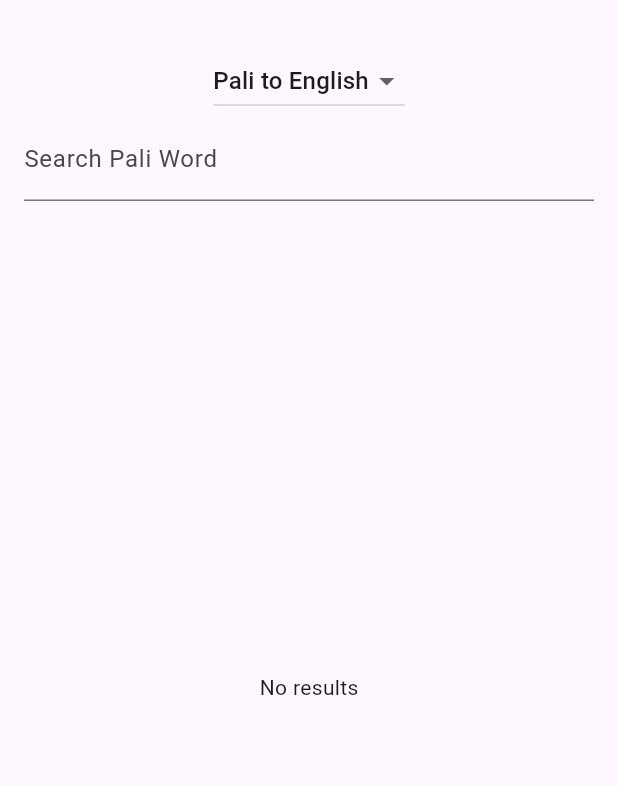
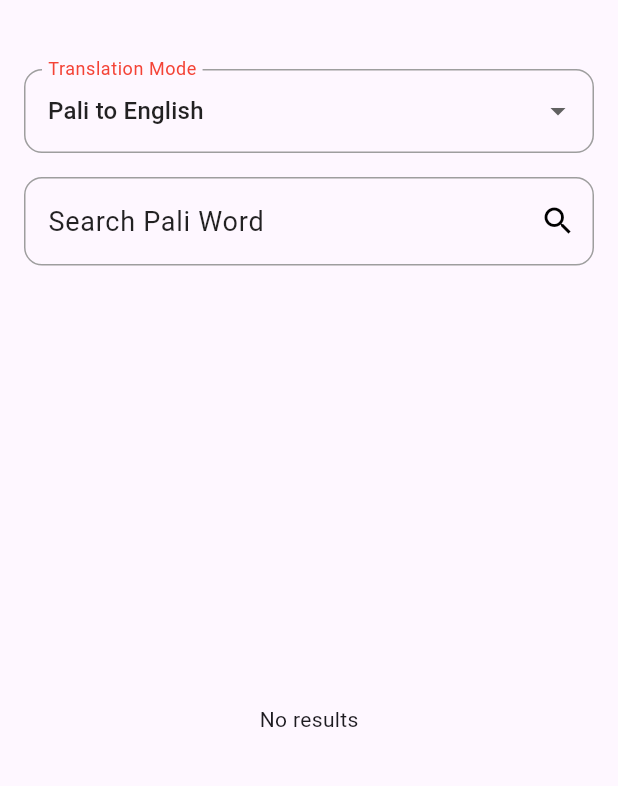
Before and after one commit to trgpnt/pali_dict_app, a Flutter app: the screen it shows after launch, on a phone screen of 412 x 824 dp, the part 63-849 px from its top. Run offline on Flutter 3.47's test engine with Material 3 defaults, Android fonts, the phone set to English and light mode, and no system bars.

Commit message:
Running app, a bit styling

```diff
--- a/lib/dictionary_app.dart
+++ b/lib/dictionary_app.dart
@@ -102,7 +102,9 @@ class _DictionaryAppState extends State<DictionaryApp> {
 
   @override
   Widget build(BuildContext context) {
-    return Scaffold(
+    return Container(
+      color: Colors.yellow, // Set the background color to yellow
+      child: Scaffold(
         appBar: AppBar(
           title: const Text('Pali Dictionary'),
         ),
@@ -110,21 +112,55 @@ class _DictionaryAppState extends State<DictionaryApp> {
           padding: const EdgeInsets.all(16.0),
           child: Column(
             children: [
-            DropdownButton<TranslationMode>(
+              Column(
+                children: [
+                  SizedBox(
+                    height: 16.0, // Adjust the height as needed
+                  ),
+                  DropdownButtonFormField<TranslationMode>(
                     value: currentMode,
                     onChanged: (mode) {
                       setState(() {
                         currentMode = mode!;
                       });
                     },
-              items: TranslationMode.values
-                  .map((mode) => DropdownMenuItem(
+                    items: TranslationMode.values.map((mode) {
+                      return DropdownMenuItem<TranslationMode>(
                         value: mode,
-                        child: Text(mode == TranslationMode.paliToEnglish
+                        child: Text(
+                          mode == TranslationMode.paliToEnglish
                               ? 'Pali to English'
-                            : 'English to Pali'),
-                      ))
-                  .toList(),
+                              : 'English to Pali',
+                          style: TextStyle(
+                            color: Colors.black87, // Dropdown text color
+                          ),
+                        ),
+                      );
+                    }).toList(),
+                    decoration: InputDecoration(
+                      labelText: 'Translation Mode',
+                      labelStyle: TextStyle(color: Colors.red),
+                      border: OutlineInputBorder(
+                        borderRadius: BorderRadius.circular(12.0),
+                      ),
+                      focusedBorder: OutlineInputBorder(
+                        borderSide: BorderSide(
+                          color: Colors.blue, // Focused border color
+                          width: 2.0,
+                        ),
+                        borderRadius: BorderRadius.circular(12.0),
+                      ),
+                      enabledBorder: OutlineInputBorder(
+                        borderSide: BorderSide(
+                          color: Colors.grey, // Enabled border color
+                          width: 1.0,
+                        ),
+                        borderRadius: BorderRadius.circular(12.0),
+                      ),
+                    ),
+                  ),
+                  SizedBox(
+                    height: 16.0, // Adjust the height as needed
                   ),
                   TextField(
                     onChanged: (query) {
@@ -134,11 +170,41 @@ class _DictionaryAppState extends State<DictionaryApp> {
                         currentSearchQuery = query;
                       });
                     },
+                    style: TextStyle(
+                      color: Colors.black, // Text color
+                      fontSize: 18.0, // Text size
+                    ),
+                    cursorColor: Colors.black, // Cursor color
                     decoration: InputDecoration(
-                labelText: currentMode == TranslationMode.englishToPali
+                      hintText: currentMode == TranslationMode.englishToPali
                           ? 'Search English Word'
                           : 'Search Pali Word',
+                      hintStyle: TextStyle(
+                        color: Colors.black87, // Placeholder text color
                       ),
+                      suffixIcon: Icon(
+                        Icons.search,
+                        color: Colors.black, // Search icon color
+                      ),
+                      focusedBorder: OutlineInputBorder(
+                        borderSide: BorderSide(
+                          color: Colors.blue, // Focused border color
+                          width: 2.0,
+                        ),
+                        borderRadius:
+                            BorderRadius.circular(12.0), // Border radius
+                      ),
+                      enabledBorder: OutlineInputBorder(
+                        borderSide: BorderSide(
+                          color: Colors.grey, // Enabled border color
+                          width: 1.0,
+                        ),
+                        borderRadius:
+                            BorderRadius.circular(12.0), // Border radius
+                      ),
+                    ),
+                  ),
+                ],
               ),
               SizedBox(height: 16),
               Expanded(
@@ -162,6 +228,7 @@ class _DictionaryAppState extends State<DictionaryApp> {
             ],
           ),
         ),
+      ),
     );
   }
 }
--- a/lib/main.dart
+++ b/lib/main.dart
@@ -12,6 +12,9 @@ class MyApp extends StatelessWidget {
   Widget build(BuildContext context) {
     return MaterialApp(
       title: 'Pali Dictionary',
+      theme: ThemeData(
+        primarySwatch: Colors.blue,
+      ),
       home: FutureBuilder<void>(
         // Simulate some asynchronous initialization
         future: init(),
@@ -34,7 +37,7 @@ class MyApp extends StatelessWidget {
 }
 
 class MyHomePage extends StatefulWidget {
-  const MyHomePage({super.key});
+  const MyHomePage({Key? key}) : super(key: key);
 
   @override
   _MyHomePageState createState() => _MyHomePageState();
```
Lines whose indentation alone changed are shown as unchanged.
